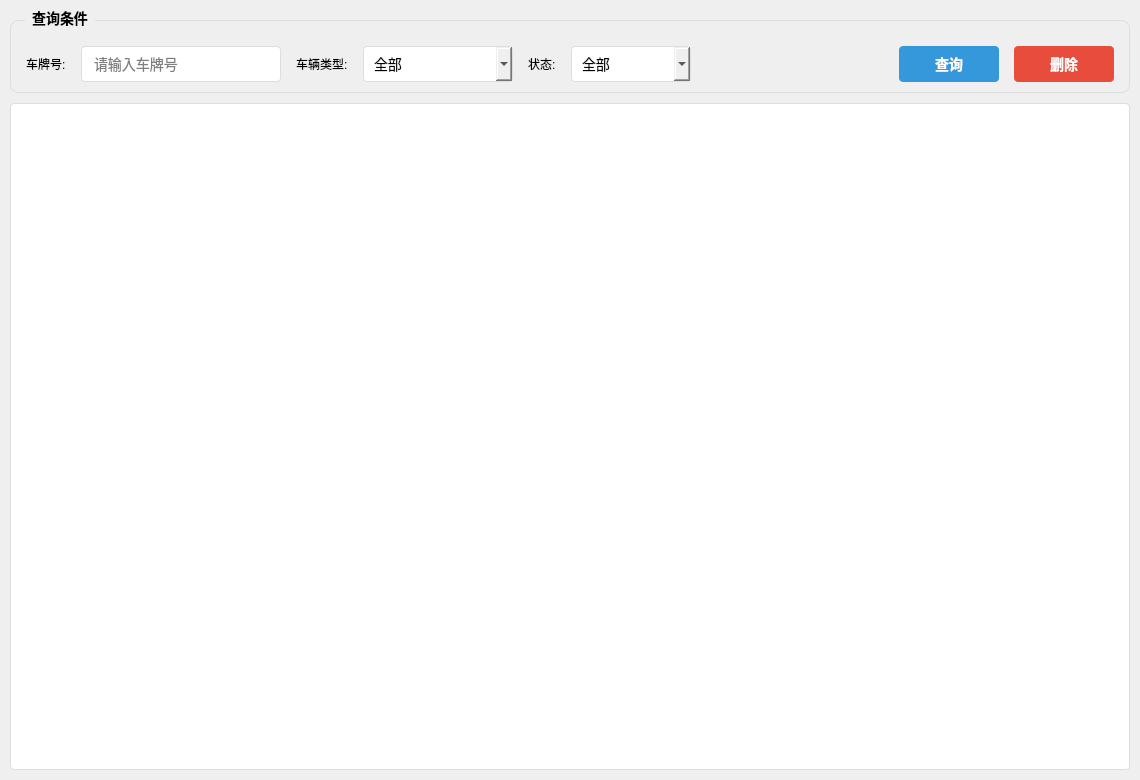
Before: the Qt Designer form UI/VehicleInfo/vehicleinfopage.ui in HeQiTZD/ParkingSystem, drawn with Qt 5.
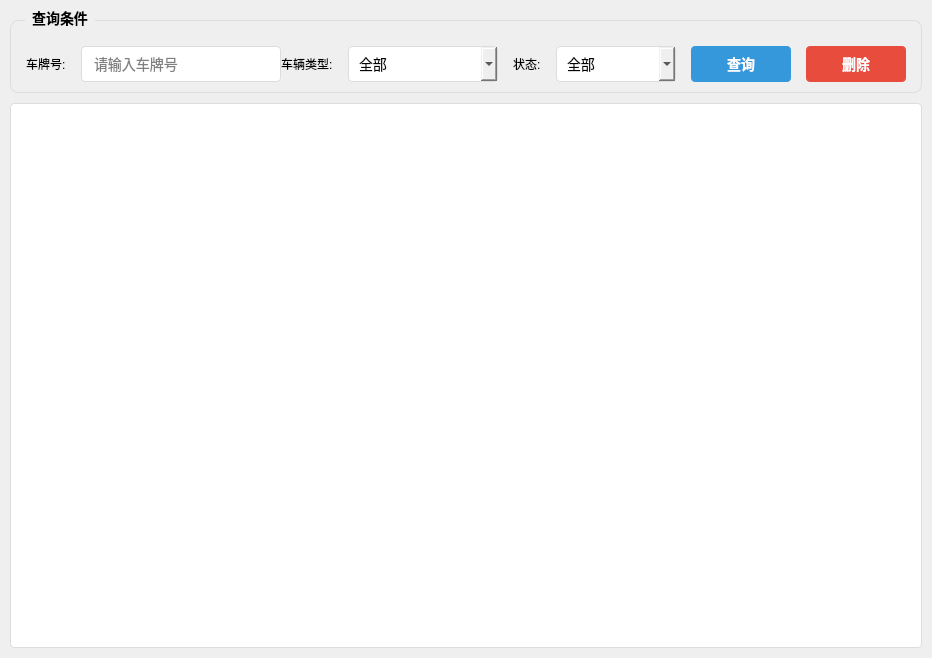
After: the same form once the commit is applied.

```diff
--- a/UI/VehicleInfo/vehicleinfopage.ui
+++ b/UI/VehicleInfo/vehicleinfopage.ui
@@ -6,10 +6,22 @@
    <rect>
     <x>0</x>
     <y>0</y>
-    <width>1140</width>
-    <height>780</height>
+    <width>932</width>
+    <height>658</height>
    </rect>
   </property>
+  <property name="minimumSize">
+   <size>
+    <width>804</width>
+    <height>658</height>
+   </size>
+  </property>
+  <property name="maximumSize">
+   <size>
+    <width>932</width>
+    <height>658</height>
+   </size>
+  </property>
   <property name="windowTitle">
    <string>VehicleInfoPage</string>
   </property>
```
Left out of the diff: 20 changed lines with no effect on the pictures.
